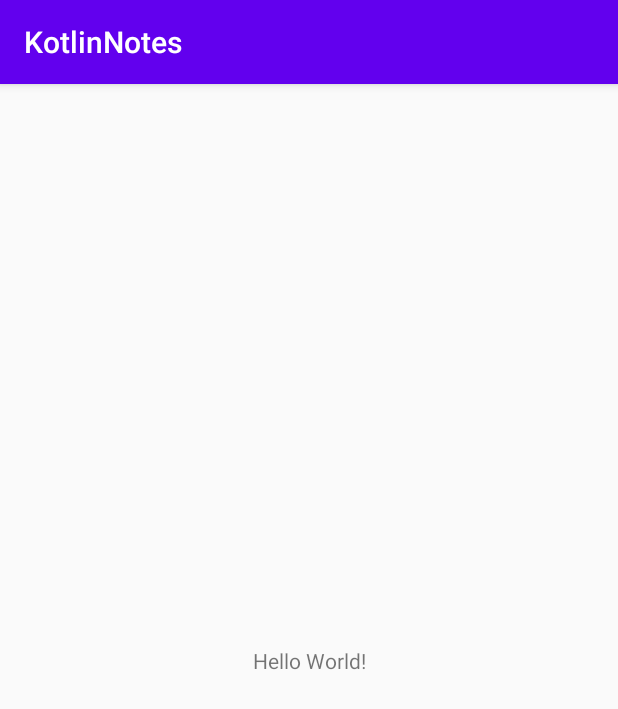
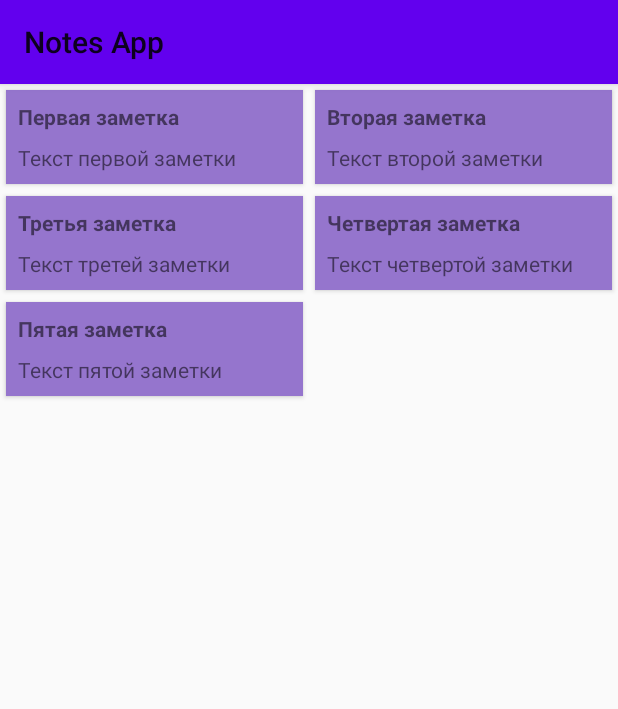
Before and after one commit to turina1v/KotlinNotes, an Android app: the screen it shows after launch (MainActivity), on a phone screen of 412 x 824 dp. Shown: the top 709 px of the screen. Run offline under Robolectric (Android 15) with nearby library versions, the phone set to English and light mode, and no system bars.

Commit message:
Lesson 02

```diff
--- a/app/build.gradle
+++ b/app/build.gradle
@@ -34,4 +34,10 @@ dependencies {
     testImplementation 'junit:junit:4.12'
     androidTestImplementation 'androidx.test.ext:junit:1.1.1'
     androidTestImplementation 'androidx.test.espresso:espresso-core:3.2.0'
+
+    implementation 'androidx.recyclerview:recyclerview:1.0.0'
+    implementation 'com.google.android.material:material:1.0.0'
+    implementation "android.arch.lifecycle:runtime:1.1.1"
+    implementation "android.arch.lifecycle:extensions:1.1.1"
+
 }
--- a/app/src/main/AndroidManifest.xml
+++ b/app/src/main/AndroidManifest.xml
@@ -9,7 +9,7 @@
         android:roundIcon="@mipmap/ic_launcher_round"
         android:supportsRtl="true"
         android:theme="@style/AppTheme">
-        <activity android:name=".MainActivity">
+        <activity android:name=".ui.MainActivity">
             <intent-filter>
                 <action android:name="android.intent.action.MAIN" />
 
--- a/app/src/main/java/ru/turina1v/kotlinnotes/MainActivity.kt
+++ /dev/null
@@ -1,12 +0,0 @@
-package ru.turina1v.kotlinnotes
-
-import androidx.appcompat.app.AppCompatActivity
-import android.os.Bundle
-
-class MainActivity : AppCompatActivity() {
-
-    override fun onCreate(savedInstanceState: Bundle?) {
-        super.onCreate(savedInstanceState)
-        setContentView(R.layout.activity_main)
-    }
-}
--- /dev/null
+++ b/app/src/main/java/ru/turina1v/kotlinnotes/data/NotesRepository.kt
@@ -0,0 +1,17 @@
+package ru.turina1v.kotlinnotes.data
+
+import ru.turina1v.kotlinnotes.data.entity.Note
+
+object NotesRepository {
+    private val notes: List<Note> = listOf(
+        Note("Первая заметка", "Текст первой заметки", 0xff9575cd.toInt()),
+        Note("Вторая заметка", "Текст второй заметки", 0xff9575cd.toInt()),
+        Note("Третья заметка", "Текст третей заметки", 0xff9575cd.toInt()),
+        Note("Четвертая заметка", "Текст четвертой заметки", 0xff9575cd.toInt()),
+        Note("Пятая заметка", "Текст пятой заметки", 0xff9575cd.toInt())
+    )
+
+    fun getNotes(): List<Note> {
+        return notes;
+    }
+}
--- /dev/null
+++ b/app/src/main/java/ru/turina1v/kotlinnotes/data/entity/Note.kt
@@ -0,0 +1,4 @@
+package ru.turina1v.kotlinnotes.data.entity
+
+class Note(val title: String, val text: String, val color: Int) {
+}
--- /dev/null
+++ b/app/src/main/java/ru/turina1v/kotlinnotes/ui/MainActivity.kt
@@ -0,0 +1,30 @@
+package ru.turina1v.kotlinnotes.ui
+
+import androidx.appcompat.app.AppCompatActivity
+import android.os.Bundle
+import androidx.lifecycle.Observer
+import androidx.lifecycle.ViewModelProvider
+import androidx.lifecycle.ViewModelProviders
+import androidx.recyclerview.widget.GridLayoutManager
+import kotlinx.android.synthetic.main.activity_main.*
+import ru.turina1v.kotlinnotes.R
+
+class MainActivity : AppCompatActivity() {
+
+    lateinit var viewModel: MainViewModel
+    lateinit var adapter: NotesListAdapter
+
+    override fun onCreate(savedInstanceState: Bundle?) {
+        super.onCreate(savedInstanceState)
+        setContentView(R.layout.activity_main)
+        setSupportActionBar(toolbar)
+        viewModel = ViewModelProviders.of(this).get(MainViewModel::class.java)
+        recycler_notes.layoutManager = GridLayoutManager(this, 2)
+        adapter = NotesListAdapter()
+        recycler_notes.adapter = adapter
+        viewModel.viewState().observe(this, Observer { state ->
+            state?.let { adapter.notes = it.notes }
+        })
+
+    }
+}
--- /dev/null
+++ b/app/src/main/java/ru/turina1v/kotlinnotes/ui/MainViewModel.kt
@@ -0,0 +1,16 @@
+package ru.turina1v.kotlinnotes.ui
+
+import androidx.lifecycle.LiveData
+import androidx.lifecycle.MutableLiveData
+import androidx.lifecycle.ViewModel
+import ru.turina1v.kotlinnotes.data.NotesRepository
+
+class MainViewModel : ViewModel() {
+    private val viewStateLiveData: MutableLiveData<MainViewState> = MutableLiveData()
+
+    init {
+        viewStateLiveData.value = MainViewState(NotesRepository.getNotes())
+    }
+
+    fun viewState(): LiveData<MainViewState> = viewStateLiveData
+}
--- /dev/null
+++ b/app/src/main/java/ru/turina1v/kotlinnotes/ui/MainViewState.kt
@@ -0,0 +1,6 @@
+package ru.turina1v.kotlinnotes.ui
+
+import ru.turina1v.kotlinnotes.data.entity.Note
+
+class MainViewState(val notes: List<Note>) {
+}
--- /dev/null
+++ b/app/src/main/java/ru/turina1v/kotlinnotes/ui/NotesListAdapter.kt
@@ -0,0 +1,39 @@
+package ru.turina1v.kotlinnotes.ui
+
+import android.view.LayoutInflater
+import android.view.View
+import android.view.ViewGroup
+import androidx.recyclerview.widget.RecyclerView
+import kotlinx.android.synthetic.main.item_note.view.*
+import ru.turina1v.kotlinnotes.R
+import ru.turina1v.kotlinnotes.data.entity.Note
+
+class NotesListAdapter : RecyclerView.Adapter<NotesListAdapter.NoteViewHolder>() {
+    var notes: List<Note> = listOf()
+        set(value) {
+            field = value
+            notifyDataSetChanged()
+        }
+
+    class NoteViewHolder(itemView: View) : RecyclerView.ViewHolder(itemView) {
+        fun bind(note: Note) = with(itemView) {
+            note_title.text = note.title
+            note_text.text = note.text
+            setBackgroundColor(note.color)
+        }
+    }
+
+    override fun onCreateViewHolder(parent: ViewGroup, viewType: Int) =
+        NoteViewHolder(
+            LayoutInflater.from(parent.context).inflate(
+                R.layout.item_note,
+                parent,
+                false
+            )
+        )
+
+
+    override fun getItemCount(): Int = notes.size
+
+    override fun onBindViewHolder(holder: NoteViewHolder, position: Int) = holder.bind(notes[position])
+}
--- a/app/src/main/res/layout/activity_main.xml
+++ b/app/src/main/res/layout/activity_main.xml
@@ -1,18 +1,29 @@
 <?xml version="1.0" encoding="utf-8"?>
-<androidx.constraintlayout.widget.ConstraintLayout xmlns:android="http://schemas.android.com/apk/res/android"
+<androidx.coordinatorlayout.widget.CoordinatorLayout
+    xmlns:android="http://schemas.android.com/apk/res/android"
     xmlns:app="http://schemas.android.com/apk/res-auto"
-    xmlns:tools="http://schemas.android.com/tools"
     android:layout_width="match_parent"
     android:layout_height="match_parent"
-    tools:context=".MainActivity">
+    android:fitsSystemWindows="true">
 
-    <TextView
-        android:layout_width="wrap_content"
-        android:layout_height="wrap_content"
-        android:text="Hello World!"
-        app:layout_constraintBottom_toBottomOf="parent"
-        app:layout_constraintLeft_toLeftOf="parent"
-        app:layout_constraintRight_toRightOf="parent"
-        app:layout_constraintTop_toTopOf="parent" />
+    <com.google.android.material.appbar.AppBarLayout
+        android:id="@+id/appbar"
+        android:layout_width="match_parent"
+        android:layout_height="wrap_content">
 
-</androidx.constraintlayout.widget.ConstraintLayout>
+        <androidx.appcompat.widget.Toolbar
+            android:id="@+id/toolbar"
+            android:layout_width="match_parent"
+            android:layout_height="wrap_content"
+            app:layout_scrollFlags="scroll|enterAlways"
+            app:title="Notes App"/>
+
+    </com.google.android.material.appbar.AppBarLayout>
+
+    <androidx.recyclerview.widget.RecyclerView
+        android:id="@+id/recycler_notes"
+        android:layout_width="match_parent"
+        app:layout_behavior="@string/appbar_scrolling_view_behavior"
+        android:layout_height="match_parent"/>
+
+</androidx.coordinatorlayout.widget.CoordinatorLayout>
--- /dev/null
+++ b/app/src/main/res/layout/item_note.xml
@@ -0,0 +1,32 @@
+<?xml version="1.0" encoding="utf-8"?>
+<androidx.cardview.widget.CardView
+    xmlns:android="http://schemas.android.com/apk/res/android"
+    xmlns:tools="http://schemas.android.com/tools"
+    android:layout_width="match_parent"
+    android:layout_height="wrap_content"
+    android:layout_margin="@dimen/layout_margin">
+
+    <LinearLayout
+        android:layout_width="match_parent"
+        android:layout_height="wrap_content"
+        android:orientation="vertical">
+
+        <TextView
+            android:id="@+id/note_title"
+            android:textStyle="bold"
+            android:layout_width="wrap_content"
+            android:layout_height="wrap_content"
+            android:layout_marginTop="@dimen/text_margin"
+            android:layout_marginStart="@dimen/text_margin"
+            android:layout_marginEnd="@dimen/text_margin"
+            tools:text="Very important note"/>
+
+        <TextView
+            android:id="@+id/note_text"
+            android:layout_width="match_parent"
+            android:layout_height="wrap_content"
+            android:layout_margin="@dimen/text_margin"
+            tools:text="My very important note text with very important information"/>
+
+    </LinearLayout>
+</androidx.cardview.widget.CardView>
--- /dev/null
+++ b/app/src/main/res/values/dimens.xml
@@ -0,0 +1,5 @@
+<?xml version="1.0" encoding="utf-8"?>
+<resources>
+    <dimen name="layout_margin">4dp</dimen>
+    <dimen name="text_margin">8dp</dimen>
+</resources>
--- a/app/src/main/res/values/styles.xml
+++ b/app/src/main/res/values/styles.xml
@@ -6,6 +6,8 @@
         <item name="colorPrimary">@color/colorPrimary</item>
         <item name="colorPrimaryDark">@color/colorPrimaryDark</item>
         <item name="colorAccent">@color/colorAccent</item>
+        <item name="windowActionBar">false</item>
+        <item name="windowNoTitle">true</item>
     </style>
 
 </resources>
```
